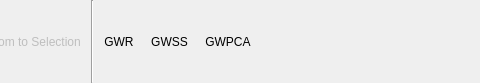
Before: the Qt Designer form gwmtoolbar.ui in GWmodel-Lab/GWmodelS, drawn with Qt 5; both pictures show x 632 to 1112 and y 0 to 83 of the 1285 by 83 pixel window.
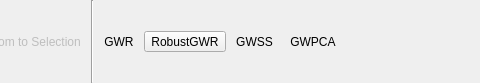
After: the same form once the commit is applied. Icons and pictures are not drawn.

Patch:
```diff
--- a/gwmtoolbar.ui
+++ b/gwmtoolbar.ui
@@ -326,6 +326,13 @@
      </property>
     </widget>
    </item>
+   <item>
+    <widget class="QToolButton" name="gwmodelRobustGWRBtn">
+     <property name="text">
+      <string>RobustGWR</string>
+     </property>
+    </widget>
+   </item>
    <item>
     <widget class="QToolButton" name="gwmodelGWSSBtn">
      <property name="toolTip">
```
